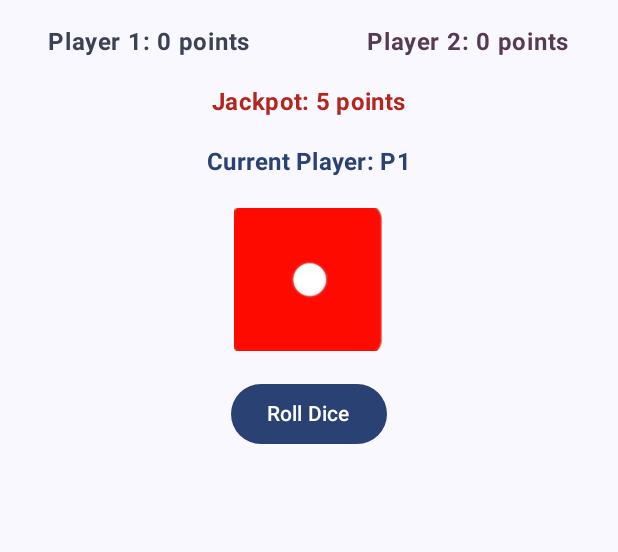
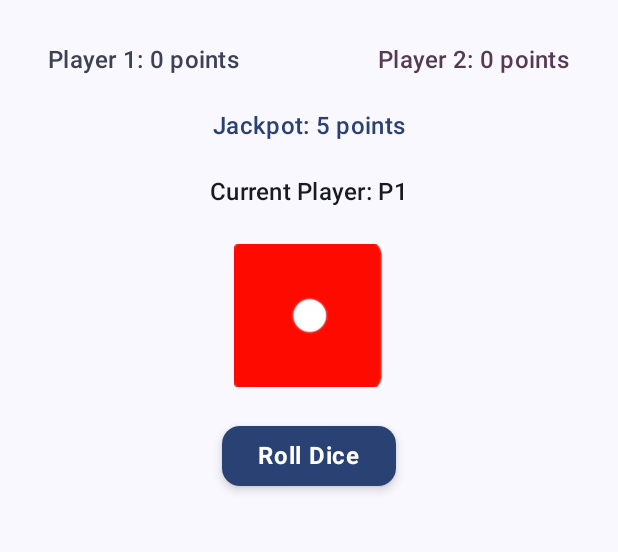
Before and after one commit to ammahith/DiceGame, an Android app built with Jetpack Compose: the screen it shows after launch (MainActivity), on a phone screen of 412 x 824 dp, the part 84-636 px from its top. Run offline under Robolectric (Android 15) with nearby library versions, the phone set to English and light mode, and no system bars.

Commit message:
Final update

```diff
--- a/app/src/main/java/com/example/dicegame/MainActivity.kt
+++ b/app/src/main/java/com/example/dicegame/MainActivity.kt
@@ -25,8 +25,8 @@ import androidx.compose.ui.tooling.preview.Preview
 import androidx.compose.ui.unit.dp
 import androidx.compose.ui.graphics.graphicsLayer
 import com.example.dicegame.ui.theme.DiceGameTheme
+import kotlin.random.Random
 import androidx.compose.ui.text.font.FontWeight
-import kotlin.random.Random
 import kotlinx.coroutines.launch
 
 class MainActivity : ComponentActivity() {
@@ -43,25 +43,27 @@ class MainActivity : ComponentActivity() {
 @OptIn(ExperimentalAnimationApi::class)
 @Composable
 fun DiceGameScreen() {
-    var currentPlayer by remember { mutableIntStateOf(1) }
-    var player1Score by remember { mutableIntStateOf(0) }
-    var player2Score by remember { mutableIntStateOf(0) }
-    var jackpot by remember { mutableIntStateOf(5) }
-    var message by remember { mutableStateOf("") }
-    var num1 by remember { mutableIntStateOf(0) }
-    var num2 by remember { mutableIntStateOf(0) }
-    var correctAnswer by remember { mutableIntStateOf(0) }
-    var playerAnswer by remember { mutableStateOf(TextFieldValue("")) }
-    var diceRoll by remember { mutableIntStateOf(1) }
-    var isRollAgainActive by remember { mutableStateOf(false) }
-    var problemSolved by remember { mutableStateOf(true) }
-    var errorMessage by remember { mutableStateOf("") }
-    var isWinner by remember { mutableStateOf(false) }
-    var winnerMessage by remember { mutableStateOf("") }
-    var triggerDiceRoll by remember { mutableStateOf(false) }
-    var jackpotProblemType by remember { mutableIntStateOf(1) }
-    var pendingTurnSwitch by remember { mutableStateOf(false) } // Track if a turn switch is pending
+    // State variables for game logic and UI
+    var currentPlayer by remember { mutableIntStateOf(1) } // Tracks the current player (1 or 2)
+    var player1Score by remember { mutableIntStateOf(0) } // Player 1's score
+    var player2Score by remember { mutableIntStateOf(0) } // Player 2's score
+    var jackpot by remember { mutableIntStateOf(5) } // Jackpot points, starts at 5
+    var message by remember { mutableStateOf("") } // Message displayed below the die (e.g., problem to solve)
+    var num1 by remember { mutableIntStateOf(0) } // First number for the math problem
+    var num2 by remember { mutableIntStateOf(0) } // Second number for the math problem
+    var correctAnswer by remember { mutableIntStateOf(0) } // Correct answer to the problem
+    var playerAnswer by remember { mutableStateOf(TextFieldValue("")) } // Player's input answer
+    var diceRoll by remember { mutableIntStateOf(1) } // Current dice roll (1 to 6)
+    var isRollAgainActive by remember { mutableStateOf(false) } // Tracks if "Roll Again" is active (dice roll 4)
+    var problemSolved by remember { mutableStateOf(true) } // Tracks if the current problem is solved
+    var errorMessage by remember { mutableStateOf("") } // Error message for invalid input
+    var isWinner by remember { mutableStateOf(false) } // Tracks if there’s a winner
+    var winnerMessage by remember { mutableStateOf("") } // Winner message (e.g., "Player 1 Wins!")
+    var triggerDiceRoll by remember { mutableStateOf(false) } // Triggers dice roll animation
+    var jackpotProblemType by remember { mutableIntStateOf(1) } // Tracks jackpot problem type (1=addition, 2=subtraction, 3=multiplication)
+    var pendingTurnSwitch by remember { mutableStateOf(false) } // Tracks if a turn switch is pending (dice roll 5)
 
+    // Animation state for dice rotation
     val rotationState = remember { Animatable(0f) }
     val coroutineScope = rememberCoroutineScope()
     val focusManager = LocalFocusManager.current
@@ -83,9 +85,7 @@ fun DiceGameScreen() {
     // Handle turn switch after losing a turn (dice roll 5)
     LaunchedEffect(pendingTurnSwitch) {
         if (pendingTurnSwitch) {
-            // Small delay to ensure the UI updates before allowing the next roll
             coroutineScope.launch {
-                // Reset the pending turn switch and allow the next roll
                 problemSolved = true
                 pendingTurnSwitch = false
             }
@@ -103,18 +103,17 @@ fun DiceGameScreen() {
                     .verticalScroll(rememberScrollState())
                     .imePadding(),
                 horizontalAlignment = Alignment.CenterHorizontally,
-                verticalArrangement = Arrangement.spacedBy(16.dp)
+                verticalArrangement = Arrangement.spacedBy(20.dp) // Increased spacing for better readability
             ) {
-                // Header
+                // Header: App Title
                 Text(
                     text = "Dice Game",
-                    style = MaterialTheme.typography.headlineLarge.copy(
-                        fontWeight = FontWeight.Bold,
-                        color = MaterialTheme.colorScheme.primary
-                    )
+                    style = MaterialTheme.typography.headlineLarge,
+                    color = MaterialTheme.colorScheme.primary,
+                    modifier = Modifier.padding(bottom = 8.dp)
                 )
 
-                // Player Scores and Jackpot
+                // Player Scores and Jackpot Section
                 Row(
                     horizontalArrangement = Arrangement.SpaceBetween,
                     modifier = Modifier
@@ -123,34 +122,26 @@ fun DiceGameScreen() {
                 ) {
                     Text(
                         text = "Player 1: $player1Score points",
-                        style = MaterialTheme.typography.bodyLarge.copy(
-                            fontWeight = FontWeight.Bold,
-                            color = MaterialTheme.colorScheme.secondary
-                        )
+                        style = MaterialTheme.typography.titleMedium,
+                        color = MaterialTheme.colorScheme.secondary
                     )
                     Text(
                         text = "Player 2: $player2Score points",
-                        style = MaterialTheme.typography.bodyLarge.copy(
-                            fontWeight = FontWeight.Bold,
-                            color = MaterialTheme.colorScheme.tertiary
-                        )
+                        style = MaterialTheme.typography.titleMedium,
+                        color = MaterialTheme.colorScheme.tertiary
                     )
                 }
                 Text(
                     text = "Jackpot: $jackpot points",
-                    style = MaterialTheme.typography.titleMedium.copy(
-                        fontWeight = FontWeight.Bold,
-                        color = MaterialTheme.colorScheme.error
-                    )
+                    style = MaterialTheme.typography.titleMedium,
+                    color = MaterialTheme.colorScheme.primary
                 )
 
                 // Current Player
                 Text(
                     text = "Current Player: P$currentPlayer",
-                    style = MaterialTheme.typography.titleMedium.copy(
-                        fontWeight = FontWeight.Bold,
-                        color = MaterialTheme.colorScheme.primary
-                    )
+                    style = MaterialTheme.typography.titleMedium,
+                    color = MaterialTheme.colorScheme.onBackground
                 )
 
                 // Dice Image with Rotation Animation
@@ -181,19 +172,19 @@ fun DiceGameScreen() {
                                             num1 = Random.nextInt(0, 100)
                                             num2 = Random.nextInt(0, 100)
                                             correctAnswer = num1 + num2
-                                            message = "Addition! Solve: $num1 + $num2"
+                                            message = "Addition! Solve: $num1 + $num2 (1 point)"
                                         }
                                         2 -> {
                                             num1 = Random.nextInt(0, 100)
                                             num2 = Random.nextInt(0, 100)
                                             correctAnswer = num1 - num2
-                                            message = "Subtraction! Solve: $num1 - $num2"
+                                            message = "Subtraction! Solve: $num1 - $num2 (2 points)"
                                         }
                                         3 -> {
-                                            num1 = Random.nextInt(0, 20)
-                                            num2 = Random.nextInt(0, 20)
+                                            num1 = Random.nextInt(0, 21)
+                                            num2 = Random.nextInt(0, 21)
                                             correctAnswer = num1 * num2
-                                            message = "Multiplication! Solve: $num1 × $num2"
+                                            message = "Multiplication! Solve: $num1 × $num2 (3 points)"
                                         }
                                         4 -> {
                                             message = "Roll Again for Double Points! Press 'Roll Again' to proceed."
@@ -202,7 +193,7 @@ fun DiceGameScreen() {
                                         5 -> {
                                             message = "Lose a turn! Switching to Player ${if (currentPlayer == 1) 2 else 1}."
                                             currentPlayer = if (currentPlayer == 1) 2 else 1
-                                            pendingTurnSwitch = true // Trigger turn switch
+                                            pendingTurnSwitch = true
                                         }
                                         6 -> {
                                             jackpotProblemType = Random.nextInt(1, 4)
@@ -211,19 +202,19 @@ fun DiceGameScreen() {
                                                     num1 = Random.nextInt(0, 100)
                                                     num2 = Random.nextInt(0, 100)
                                                     correctAnswer = num1 + num2
-                                                    message = "Jackpot! Addition - Solve: $num1 + $num2"
+                                                    message = "Jackpot! Addition - Solve: $num1 + $num2 ($jackpot points)"
                                                 }
                                                 2 -> {
                                                     num1 = Random.nextInt(0, 100)
                                                     num2 = Random.nextInt(0, 100)
                                                     correctAnswer = num1 - num2
-                                                    message = "Jackpot! Subtraction - Solve: $num1 - $num2"
+                                                    message = "Jackpot! Subtraction - Solve: $num1 - $num2 ($jackpot points)"
                                                 }
                                                 3 -> {
-                                                    num1 = Random.nextInt(0, 20)
-                                                    num2 = Random.nextInt(0, 20)
+                                                    num1 = Random.nextInt(0, 21)
+                                                    num2 = Random.nextInt(0, 21)
                                                     correctAnswer = num1 * num2
-                                                    message = "Jackpot! Multiplication - Solve: $num1 × $num2"
+                                                    message = "Jackpot! Multiplication - Solve: $num1 × $num2 ($jackpot points)"
                                                 }
                                             }
                                         }
@@ -231,9 +222,22 @@ fun DiceGameScreen() {
                                 }
                             }
                         },
-                        enabled = problemSolved && !triggerDiceRoll && !pendingTurnSwitch // Disable until turn switch completes
+                        enabled = problemSolved && !triggerDiceRoll && !pendingTurnSwitch,
+                        colors = ButtonDefaults.buttonColors(
+                            containerColor = MaterialTheme.colorScheme.primary,
+                            contentColor = MaterialTheme.colorScheme.onPrimary
+                        ),
+                        shape = MaterialTheme.shapes.medium,
+                        elevation = ButtonDefaults.buttonElevation(
+                            defaultElevation = 4.dp,
+                            pressedElevation = 8.dp
+                        )
                     ) {
-                        Text("Roll Dice")
+                        Text(
+                            text = "Roll Dice",
+                            style = MaterialTheme.typography.bodyMedium,
+                            fontWeight = FontWeight.Bold
+                        )
                     }
                 }
 
@@ -257,53 +261,82 @@ fun DiceGameScreen() {
                                     message = "Roll Again: Subtraction! Solve: $num1 - $num2 (Double Points: 4)"
                                 }
                                 3 -> {
-                                    num1 = Random.nextInt(0, 20)
-                                    num2 = Random.nextInt(0, 20)
+                                    num1 = Random.nextInt(0, 21)
+                                    num2 = Random.nextInt(0, 21)
                                     correctAnswer = num1 * num2
                                     message = "Roll Again: Multiplication! Solve: $num1 × $num2 (Double Points: 6)"
                                 }
                             }
                         },
-                        enabled = !problemSolved
+                        enabled = !problemSolved,
+                        colors = ButtonDefaults.buttonColors(
+                            containerColor = MaterialTheme.colorScheme.secondary,
+                            contentColor = MaterialTheme.colorScheme.onSecondary
+                        ),
+                        shape = MaterialTheme.shapes.medium,
+                        elevation = ButtonDefaults.buttonElevation(
+                            defaultElevation = 4.dp,
+                            pressedElevation = 8.dp
+                        )
                     ) {
-                        Text("Roll Again")
+                        Text(
+                            text = "Roll Again",
+                            style = MaterialTheme.typography.bodyMedium,
+                            fontWeight = FontWeight.Bold
+                        )
                     }
                 }
 
-                // Display Message
+                // Display Message (problem to solve or game status)
                 AnimatedContent(
                     targetState = message,
                     transitionSpec = {
                         fadeIn(animationSpec = tween(300)) togetherWith fadeOut(animationSpec = tween(300))
                     }
-                ) {
-                    Text(it)
+                ) { targetMessage ->
+                    Text(
+                        text = targetMessage,
+                        style = MaterialTheme.typography.bodyLarge,
+                        color = MaterialTheme.colorScheme.onBackground,
+                        modifier = Modifier.padding(horizontal = 16.dp)
+                    )
                 }
 
-                // Combined Input Field for All Problems
+                // Input Field for Solving Problems
                 if (message.contains("Solve:") && !problemSolved) {
                     TextField(
                         value = playerAnswer,
                         onValueChange = { playerAnswer = it },
                         label = { Text("Your Answer") },
-                        modifier = Modifier.fillMaxWidth(),
+                        modifier = Modifier
+                            .fillMaxWidth()
+                            .padding(horizontal = 16.dp),
                         isError = errorMessage.isNotEmpty(),
                         keyboardOptions = KeyboardOptions(
                             keyboardType = KeyboardType.Number,
                             imeAction = ImeAction.Done
                         ),
                         keyboardActions = KeyboardActions(
-                            onDone = {
-                                focusManager.clearFocus()
-                            }
+                            onDone = { focusManager.clearFocus() }
+                        ),
+                        shape = MaterialTheme.shapes.small,
+                        colors = TextFieldDefaults.colors(
+                            focusedContainerColor = MaterialTheme.colorScheme.surface,
+                            unfocusedContainerColor = MaterialTheme.colorScheme.surface,
+                            focusedTextColor = MaterialTheme.colorScheme.onSurface,
+                            unfocusedTextColor = MaterialTheme.colorScheme.onSurface,
+                            errorContainerColor = MaterialTheme.colorScheme.surface,
+                            focusedIndicatorColor = MaterialTheme.colorScheme.primary,
+                            unfocusedIndicatorColor = MaterialTheme.colorScheme.onSurface.copy(alpha = 0.5f)
                         )
                     )
 
                     if (errorMessage.isNotEmpty()) {
                         Text(
                             text = errorMessage,
+                            style = MaterialTheme.typography.bodySmall,
                             color = MaterialTheme.colorScheme.error,
-                            style = MaterialTheme.typography.bodySmall
+                            modifier = Modifier.padding(start = 16.dp)
                         )
                     }
 
@@ -421,9 +454,22 @@ fun DiceGameScreen() {
                                 currentPlayer = if (currentPlayer == 1) 2 else 1
                             }
                         },
-                        enabled = !problemSolved
+                        enabled = !problemSolved,
+                        colors = ButtonDefaults.buttonColors(
+                            containerColor = MaterialTheme.colorScheme.primary,
+                            contentColor = MaterialTheme.colorScheme.onPrimary
+                        ),
+                        shape = MaterialTheme.shapes.medium,
+                        elevation = ButtonDefaults.buttonElevation(
+                            defaultElevation = 4.dp,
+                            pressedElevation = 8.dp
+                        )
                     ) {
-                        Text("Guess")
+                        Text(
+                            text = "Guess",
+                            style = MaterialTheme.typography.bodyMedium,
+                            fontWeight = FontWeight.Bold
+                        )
                     }
                 }
 
@@ -443,24 +489,43 @@ fun DiceGameScreen() {
                             coroutineScope.launch {
                                 rotationState.snapTo(0f)
                             }
-                        }
+                        },
+                        colors = ButtonDefaults.buttonColors(
+                            containerColor = MaterialTheme.colorScheme.primary,
+                            contentColor = MaterialTheme.colorScheme.onPrimary
+                        ),
+                        shape = MaterialTheme.shapes.medium,
+                        elevation = ButtonDefaults.buttonElevation(
+                            defaultElevation = 4.dp,
+                            pressedElevation = 8.dp
+                        )
                     ) {
-                        Text("Play Again")
+                        Text(
+                            text = "Play Again",
+                            style = MaterialTheme.typography.bodyMedium,
+                            fontWeight = FontWeight.Bold
+                        )
                     }
 
                     Text(
                         text = winnerMessage,
-                        style = MaterialTheme.typography.headlineLarge.copy(
-                            fontWeight = FontWeight.Bold,
-                            color = MaterialTheme.colorScheme.primary
-                        )
+                        style = MaterialTheme.typography.headlineLarge,
+                        color = MaterialTheme.colorScheme.primary
                     )
                 }
+
+                // Add bottom padding to ensure content isn’t cut off
+                Spacer(modifier = Modifier.height(16.dp))
             }
         }
     )
 }
 
+/**
+ * Maps the dice roll value to the corresponding die image resource.
+ * @param roll The dice roll value (1 to 6).
+ * @return The resource ID of the die image.
+ */
 fun getDiceImage(roll: Int): Int {
     return when (roll) {
         1 -> R.drawable.die1
--- a/app/src/main/java/com/example/dicegame/ui/theme/Theme.kt
+++ b/app/src/main/java/com/example/dicegame/ui/theme/Theme.kt
@@ -81,7 +81,7 @@ fun DiceGameTheme(
 
     MaterialTheme(
         colorScheme = colorScheme,
-        typography = ModernTypography, // Use Modern Typography
+        typography = ModernTypography,
         content = content
     )
 }
```
